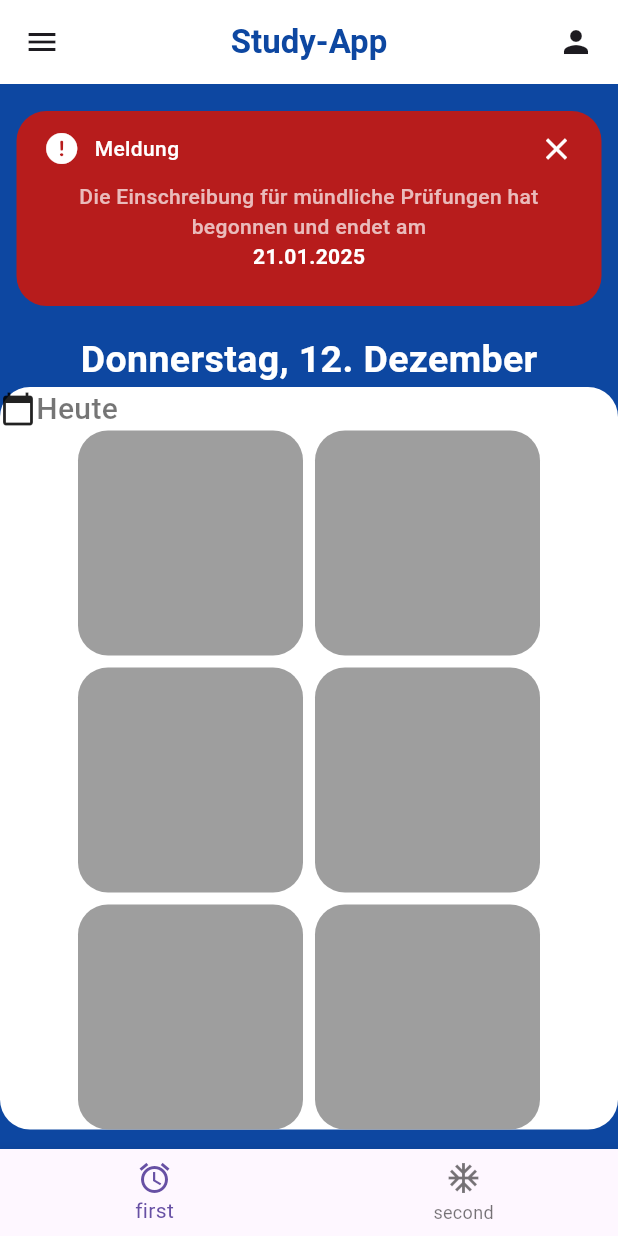
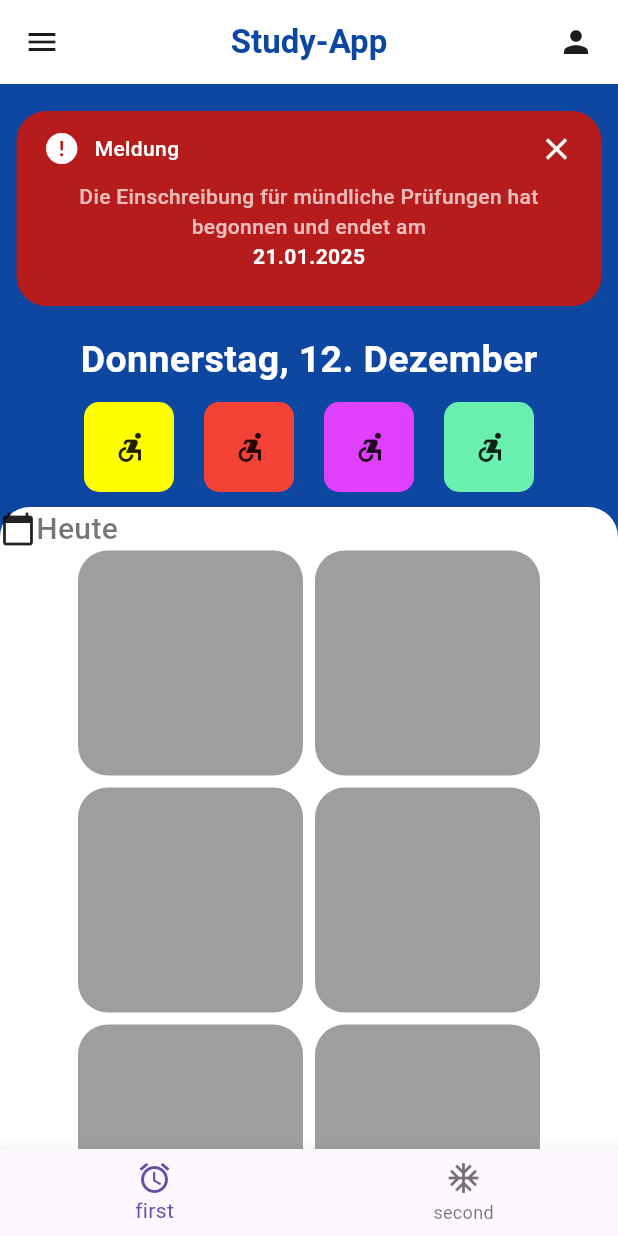
Before and after one commit to Addurezz/Study-App-User-Interface, a Flutter app: the screen it shows after launch, on a phone screen of 412 x 824 dp. Run offline on Flutter 3.47's test engine with Material 3 defaults, Android fonts, the phone set to English and light mode, and no system bars; project files that could hold a hidden picture were left out.

Commit message:
finished links with boxes and icons

```diff
--- a/lib/main.dart
+++ b/lib/main.dart
@@ -27,7 +27,8 @@ class MyApp extends StatelessWidget {
                   Icon(Icons.person)
                 ],
               )),
-          body: Column(
+          body: SingleChildScrollView(
+            child: Column(
               children: [
                 // red rectangle+
                 Container(
@@ -36,7 +37,7 @@ class MyApp extends StatelessWidget {
                     borderRadius: BorderRadius.all(Radius.circular(20)),
                   ),
                   padding: EdgeInsets.all(8),
-                margin: EdgeInsets.fromLTRB(11,18,11,18),
+                  margin: EdgeInsets.fromLTRB(11, 18, 11, 18),
                   child: Container(
                       margin: EdgeInsets.fromLTRB(10, 5, 10, 5),
                       child: Column(children: [
@@ -82,20 +83,64 @@ class MyApp extends StatelessWidget {
                 ),
 
                 Center(
-                child: Text("Donnerstag, 12. Dezember", style: TextStyle(
-                    color: Colors.white, fontSize: 25, fontWeight: FontWeight
-                        .w700),),
+                  child: Text(
+                    "Donnerstag, 12. Dezember",
+                    style: TextStyle(
+                        color: Colors.white,
+                        fontSize: 25,
+                        fontWeight: FontWeight.w700),
+                  ),
+                ),
+
+                Container(
+                  margin: EdgeInsets.fromLTRB(10, 10, 10, 10),
+                  child: Row(
+                    mainAxisAlignment: MainAxisAlignment.center,
+                    spacing: 20,
+                    children: [
+                      Container(
+                          width: 60,
+                          height: 60,
+                          decoration: BoxDecoration(
+                            color: Colors.yellowAccent,
+                            borderRadius: BorderRadius.all(Radius.circular(10)),
+                          ),
+                          child: Icon(Icons.accessible_forward_sharp)),
+                      Container(
+                          width: 60,
+                          height: 60,
+                          decoration: BoxDecoration(
+                            color: Colors.red,
+                            borderRadius: BorderRadius.all(Radius.circular(10)),
+                          ),
+                          child: Icon(Icons.accessible_forward_sharp)),
+                      Container(
+                          width: 60,
+                          height: 60,
+                          decoration: BoxDecoration(
+                            color: Colors.purpleAccent,
+                            borderRadius: BorderRadius.all(Radius.circular(10)),
+                          ),
+                          child: Icon(Icons.accessible_forward_sharp)),
+                      Container(
+                          width: 60,
+                          height: 60,
+                          decoration: BoxDecoration(
+                            color: Colors.greenAccent,
+                            borderRadius: BorderRadius.all(Radius.circular(10)),
+                          ),
+                          child: Icon(Icons.accessible_forward_sharp))
+                    ],
+                  ),
                 ),
 
                 Container(
                   decoration: BoxDecoration(
                     color: Colors.white,
                     borderRadius: BorderRadius.all(Radius.circular(20)),
-
                   ),
                   child: Wrap(
                     spacing: 10,
-
                     children: [
                       Row(
                         children: [
@@ -115,44 +160,53 @@ class MyApp extends StatelessWidget {
                             Container(
                               decoration: BoxDecoration(
                                 color: Colors.grey,
-                            borderRadius: BorderRadius.all(Radius.circular(20)),
-
+                                borderRadius:
+                                    BorderRadius.all(Radius.circular(20)),
                               ),
                               height: 150,
                               width: 150,
-
-                        ),Container(
+                            ),
+                            Container(
                               decoration: BoxDecoration(
                                 color: Colors.grey,
-                            borderRadius: BorderRadius.all(Radius.circular(20)),
+                                borderRadius:
+                                    BorderRadius.all(Radius.circular(20)),
                               ),
                               height: 150,
                               width: 150,
-                        ),Container(
+                            ),
+                            Container(
                               decoration: BoxDecoration(
                                 color: Colors.grey,
-                            borderRadius: BorderRadius.all(Radius.circular(20)),
+                                borderRadius:
+                                    BorderRadius.all(Radius.circular(20)),
                               ),
                               height: 150,
                               width: 150,
-                        ),Container(
+                            ),
+                            Container(
                               decoration: BoxDecoration(
                                 color: Colors.grey,
-                            borderRadius: BorderRadius.all(Radius.circular(20)),
+                                borderRadius:
+                                    BorderRadius.all(Radius.circular(20)),
                               ),
                               height: 150,
                               width: 150,
-                        ),Container(
+                            ),
+                            Container(
                               decoration: BoxDecoration(
                                 color: Colors.grey,
-                            borderRadius: BorderRadius.all(Radius.circular(20)),
+                                borderRadius:
+                                    BorderRadius.all(Radius.circular(20)),
                               ),
                               height: 150,
                               width: 150,
-                        ),Container(
+                            ),
+                            Container(
                               decoration: BoxDecoration(
                                 color: Colors.grey,
-                            borderRadius: BorderRadius.all(Radius.circular(20)),
+                                borderRadius:
+                                    BorderRadius.all(Radius.circular(20)),
                               ),
                               height: 150,
                               width: 150,
@@ -160,13 +214,11 @@ class MyApp extends StatelessWidget {
                           ],
                         ),
                       ),
-
                     ],
-
                   ),
                 ),
               ],
-
+            ),
           ),
           bottomNavigationBar:
               BottomNavigationBar(items: const <BottomNavigationBarItem>[
```
Lines whose indentation alone changed are shown as unchanged.
